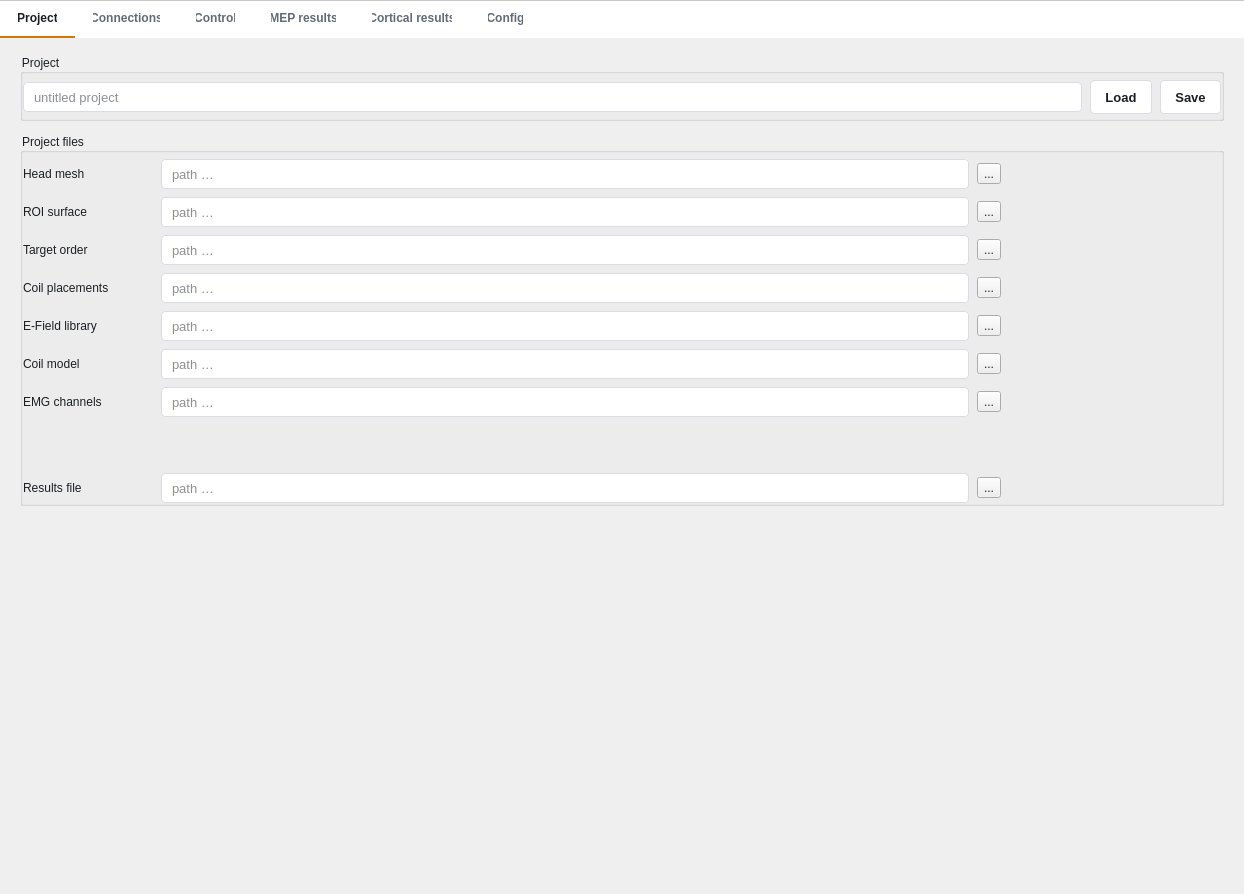
TMS-NeuroPilot/tms-neuropilot, file src/neuropilot/controller/gui/pipeline_control.ui: the form before one commit.
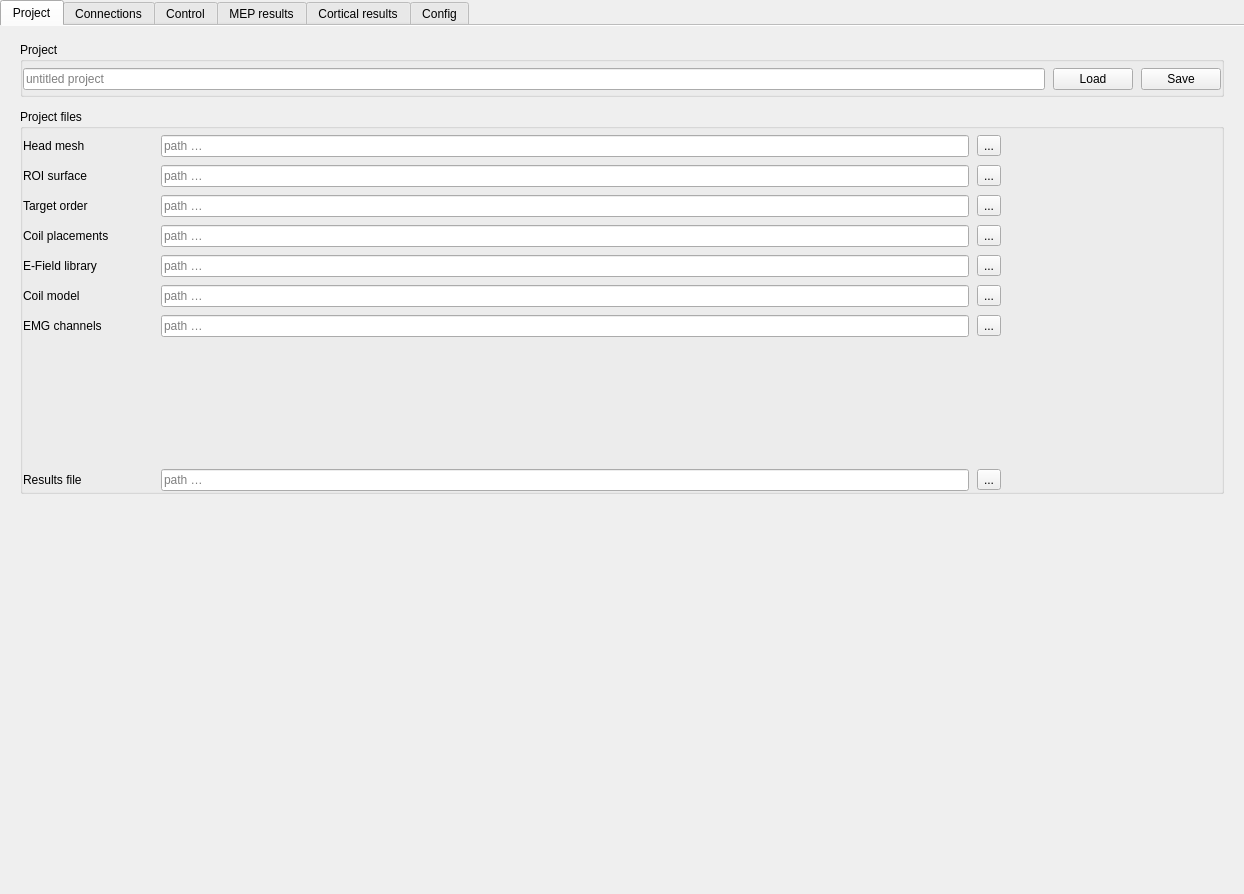
The form after the commit. Custom widgets are drawn as their Qt base class.

Commit message: Add five colour themes with a live picker in Config > Lab

What changed in the file:
```diff
--- a/src/neuropilot/controller/gui/pipeline_control.ui
+++ b/src/neuropilot/controller/gui/pipeline_control.ui
@@ -8,153 +8,7 @@
   <property name="windowTitle">
    <string>NeuroPilot</string>
   </property>
-  <property name="styleSheet">
-   <string notr="true">
-/* ── Workstation theme ──────────────────────────────────────────────── */
-QWidget { color: #1B1F24;
-          font-family: 'Cantarell','Segoe UI','Noto Sans',sans-serif; }
-QMainWindow, QWidget#centralwidget, QWidget[page="true"] { background: #F4F5F7; }
-QLabel { background: transparent; }
-QGroupBox { background: transparent; }
-
-QTabWidget { background: #FFFFFF; }
-QTabWidget::pane { border: 0; background: #F4F5F7; }
-QTabBar { background: #FFFFFF; }
-QTabBar::tab {
-    background: transparent; color: #626B76;
-    padding: 11px 18px; margin: 0; border: 0;
-    border-bottom: 2px solid transparent;
-    font-size: 12px; font-weight: 500;
-}
-QTabBar::tab:hover { color: #1B1F24; }
-QTabBar::tab:selected { color: #1B1F24; font-weight: 600;
-                        border-bottom: 2px solid #D97706; }
-
-/* cards */
-QGroupBox[card="true"] {
-    background: #FFFFFF; border: 1px solid #E2E5E9; border-radius: 6px;
-    margin-top: 14px; padding: 14px 14px 12px 14px;
-    font-size: 11px; font-weight: 600; color: #626B76;
-}
-QGroupBox[card="true"]::title {
-    subcontrol-origin: margin; subcontrol-position: top left;
-    left: 12px; padding: 0 4px 0 4px; background: #FFFFFF;
-}
-
-/* text roles */
-QLabel[role="cap"]     { font-size: 11px; color: #626B76; }
-QLabel[role="value"]   { font-size: 15px; font-weight: 600; }
-QLabel[role="value-xl"]{ font-size: 16px; font-weight: 600; }
-QLabel[role="section"] { font-size: 11px; font-weight: 600; color: #626B76; }
-QRadioButton[role="choice"] { font-size: 12px; color: #3C444D; spacing: 6px; }
-QLabel[role="mono"]    { font-family: 'DejaVu Sans Mono','Consolas',monospace;
-                         font-size: 12px; color: #3C4A56; }
-
-/* LEDs: status on/off + color green/red (dynamic properties) */
-QLabel[led="true"] { min-width: 10px; max-width: 10px; min-height: 10px;
-                     max-height: 10px; border-radius: 3px; background: #C9CFD6; }
-QLabel[led="true"][status="on"][color="green"] { background: #16A34A; }
-QLabel[led="true"][status="on"][color="red"]   { background: #DC2626; }
-QLabel[led="true"][status="off"]               { background: #C9CFD6; }
-
-/* buttons */
-QPushButton {
-    background: #FFFFFF; color: #1B1F24;
-    border: 1px solid #D9DDE3; border-radius: 4px;
-    padding: 6px 14px; min-height: 20px;
-    font-size: 13px; font-weight: 500;
-}
-QPushButton:hover   { background: #EEF0F2; border-color: #C6CCD4; }
-QPushButton:pressed { background: #E2E5E9; }
-QPushButton[role="primary"] { background: #D97706; color: #FFFFFF;
-                              border: 1px solid #D97706; font-weight: 600;
-                              min-height: 28px; padding: 9px 26px; }
-QPushButton[role="primary"]:hover { background: #B45309; border-color: #B45309; }
-QPushButton[role="danger"]  { background: #FFFFFF; color: #DC2626;
-                              border: 1px solid #EBC4C4;
-                              min-height: 24px; padding: 7px 18px; }
-QPushButton[role="danger"]:hover { background: #FDF3F3; }
-QPushButton[role="transport"] { min-height: 24px; padding: 7px 18px; }
-QPushButton[role="recover"] { min-height: 16px; padding: 3px 10px; font-size: 11px; }
-QPushButton:disabled { background: #F1F3F5; color: #A9B4BE; border-color: #E7EAEE; }
-QPushButton[role="primary"]:disabled { background: #EBC79B; color: #FFFFFF;
-                                       border-color: #EBC79B; }
-
-QToolButton[role="browse"] {
-    background: #FFFFFF; border: 1px solid #D9DDE3; border-radius: 4px;
-    padding: 0; min-width: 28px; max-width: 28px; min-height: 28px;
-    color: #626B76; font-size: 13px; font-weight: 600;
-}
-QToolButton[role="browse"]:hover { background: #EEF0F2; color: #1B1F24; }
-
-/* inputs */
-QLineEdit, QSpinBox, QDoubleSpinBox, QComboBox {
-    background: #FFFFFF; border: 1px solid #D9DDE3; border-radius: 4px;
-    padding: 4px 8px; min-height: 20px; font-size: 13px; color: #1B1F24;
-    selection-background-color: #D97706; selection-color: #FFFFFF;
-}
-QLineEdit:focus, QSpinBox:focus, QDoubleSpinBox:focus, QComboBox:focus {
-    border: 2px solid #D97706; padding: 3px 7px;
-}
-QLineEdit:disabled { background: #F1F3F5; color: #A9B4BE; }
-QLineEdit[role="path"] { font-family: 'DejaVu Sans Mono','Consolas',monospace;
-                         font-size: 12px; color: #3C4A56; }
-QLineEdit[role="name"] { border: 1px solid #D9DDE3; background: #FFFFFF;
-                         border-radius: 4px; font-size: 15px; font-weight: 600;
-                         color: #1B1F24; padding: 7px 8px; min-height: 24px; }
-QLineEdit[role="name"]:focus { border: 2px solid #D97706; padding: 5px 7px; }
-QSpinBox::up-button, QSpinBox::down-button,
-QDoubleSpinBox::up-button, QDoubleSpinBox::down-button {
-    width: 16px; border: 0; background: transparent; }
-QComboBox::drop-down { border: 0; width: 22px; }
-QComboBox:disabled { color: #A9B4BE; background: #F4F5F7; border-color: #E7EAEE; }
-QComboBox QAbstractItemView { background: #FFFFFF; border: 1px solid #D9DDE3;
-    padding: 4px; selection-background-color: #EEF0F2; selection-color: #1B1F24;
-    outline: none; }
-QComboBox QAbstractItemView::item { min-height: 24px; padding: 2px 6px; }
-
-/* sliders */
-QSlider::groove:horizontal { height: 4px; background: #E2E5E9; border-radius: 2px; }
-QSlider::sub-page:horizontal { background: #D97706; border-radius: 2px; }
-QSlider::handle:horizontal { background: #FFFFFF; border: 2px solid #D97706;
-                             border-radius: 7px; width: 14px; margin: -5px 0; }
-QSlider::handle:horizontal:hover { background: #FDF3E7; }
-QSlider::handle:horizontal:disabled { border-color: #C6CCD4; }
-
-/* toggles */
-QCheckBox::indicator, QRadioButton::indicator {
-    width: 14px; height: 14px; border: 1px solid #C6CCD4; background: #FFFFFF; }
-QCheckBox::indicator { border-radius: 3px; }
-QRadioButton::indicator { border-radius: 7px; }
-QCheckBox::indicator:checked, QRadioButton::indicator:checked {
-    background: #D97706; border-color: #D97706; }
-QCheckBox:disabled, QRadioButton:disabled { color: #A9B4BE; }
-QCheckBox::indicator:disabled, QRadioButton::indicator:disabled {
-    background: #F1F3F5; border-color: #E7EAEE; }
-
-/* instrument beds (log, robot view) */
-QPlainTextEdit[role="log"] {
-    background: #12151A; color: #C9D4DE; border: none; border-radius: 8px;
-    font-family: 'DejaVu Sans Mono','Consolas',monospace; font-size: 12px;
-    padding: 10px; selection-background-color: #2A333B;
-}
-QLabel[role="bed"] { background: #12151A; border-radius: 8px; color: #7C8794; }
-
-/* scrollbars */
-QScrollBar:vertical { background: transparent; width: 10px; margin: 0; }
-QScrollBar::handle:vertical { background: #C6CCD4; border-radius: 5px;
-                              min-height: 28px; }
-QScrollBar::handle:vertical:hover { background: #AEB6C0; }
-QScrollBar::add-line, QScrollBar::sub-line,
-QScrollBar::add-page, QScrollBar::sub-page { height: 0; width: 0;
-                                             background: none; border: 0; }
-QScrollBar:horizontal { background: transparent; height: 10px; margin: 0; }
-QScrollBar::handle:horizontal { background: #C6CCD4; border-radius: 5px;
-                                min-width: 28px; }
-
-QSplitter::handle { background: #E2E5E9; }
-</string>
-  </property>
+  
   <widget class="QWidget" name="centralwidget">
    <layout class="QVBoxLayout" name="centralLayout">
     <property name="leftMargin"><number>0</number></property>
```
Left out of the diff: 2 changed lines with no effect on the pictures. The commit also changes 13 other files.
